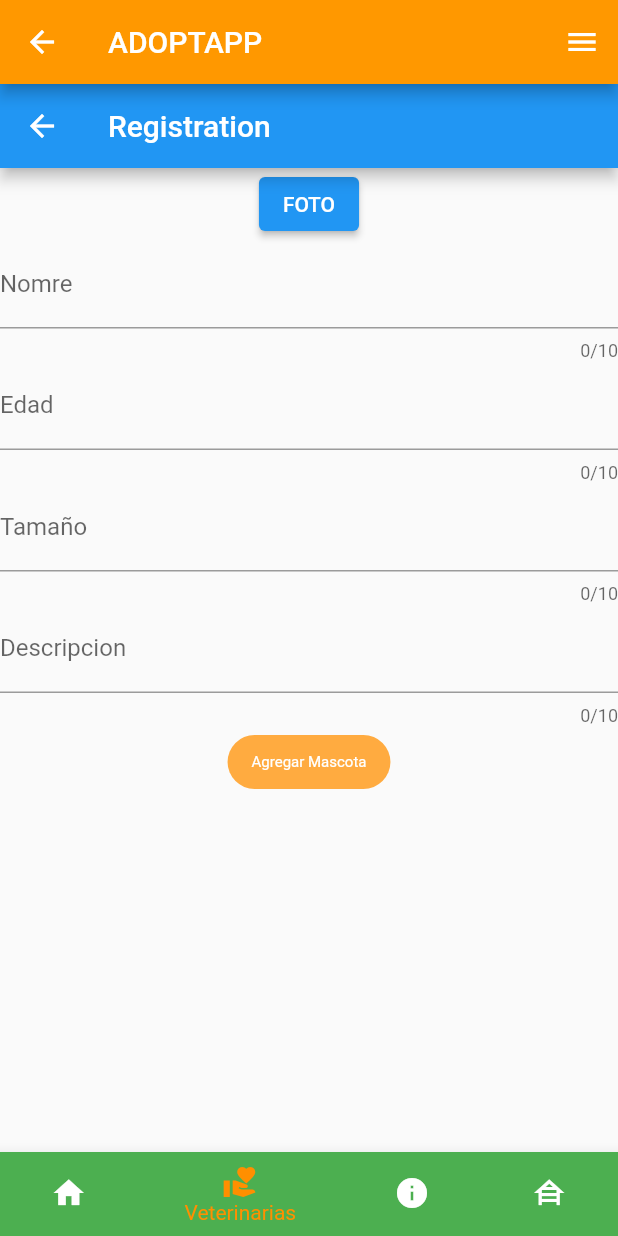
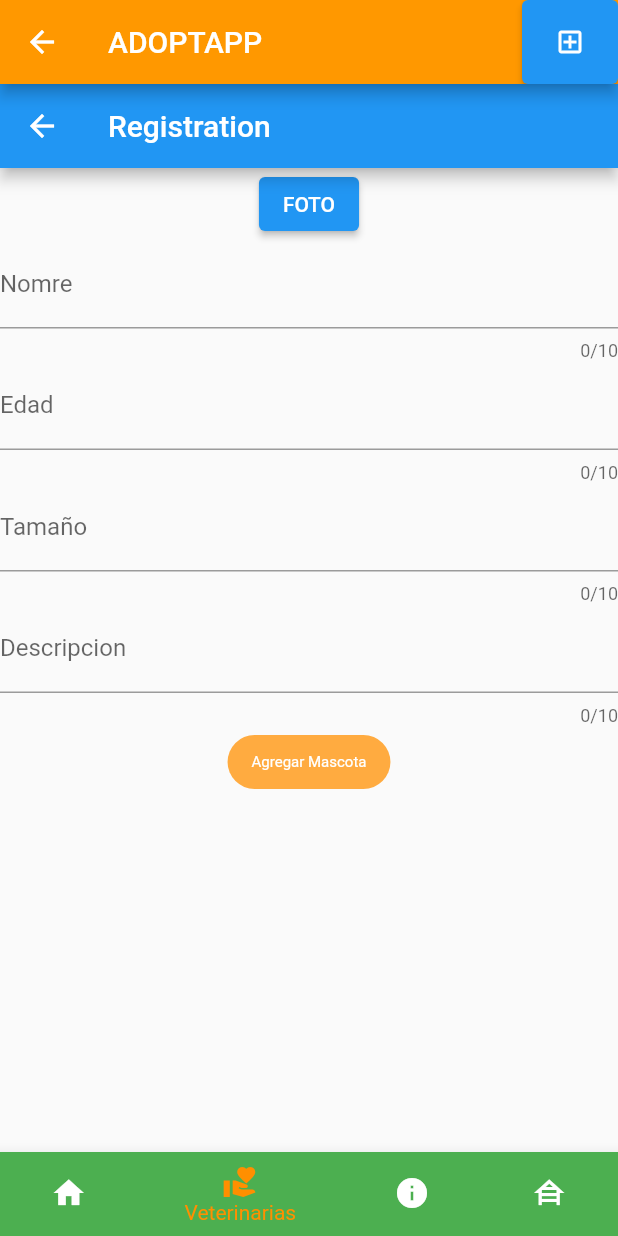
Before and after one commit to martinblanco/adoptapp, a Flutter app: the PetGrid screen opened directly, item 2 of the bottom bar chosen, on a phone screen of 412 x 824 dp. Run offline on Flutter 3.47's test engine with Material 2 defaults, Android fonts, the phone set to English and light mode, and no system bars; our stand-ins replace firebase_auth, firebase_core, firebase_database, firebase_storage, font_awesome_flutter, google_sign_in and 1 more; accounts and stored records are empty; network calls fail.

Commit message:
Boton + para agregar

```diff
--- a/lib/home.dart
+++ b/lib/home.dart
@@ -42,7 +42,10 @@ class _PetGridState extends State<PetGrid> {
     List<Widget> _widgetOptions = <Widget>[
       ItemTile(context, mascotas),
       RegisterPet(),
-      FiltrosPage(),
+      Text(
+        'Index 2: School',
+        style: optionStyle,
+      ),
       Text(
         'Index 2: School',
         style: optionStyle,
@@ -63,6 +66,16 @@ class _PetGridState extends State<PetGrid> {
         appBar: AppBar(
           title: Text("ADOPTAPP"),
           backgroundColor: Colors.orange,
+          actions: [
+            ElevatedButton(
+              child: const Icon(
+                Icons.add_box_outlined,
+                color: Colors.white,
+                size: 20.0,
+              ),
+              onPressed: () {},
+            )
+          ],
         ),
         body: Center(
           child: _list().elementAt(_selectedIndex),
```
